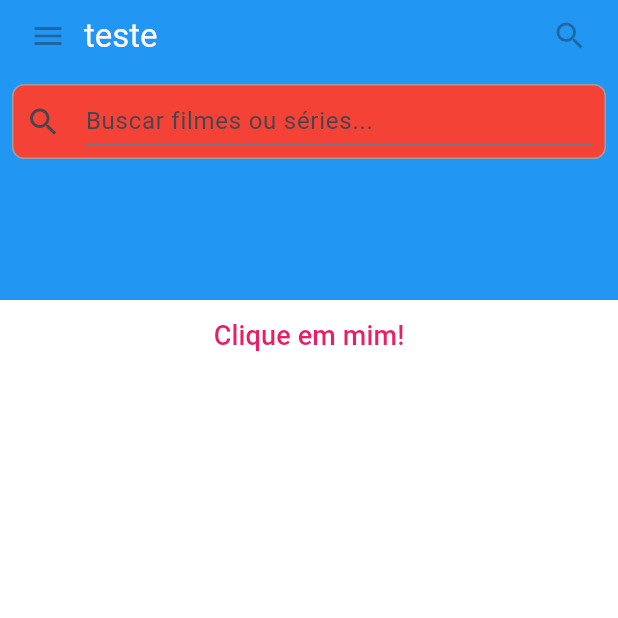
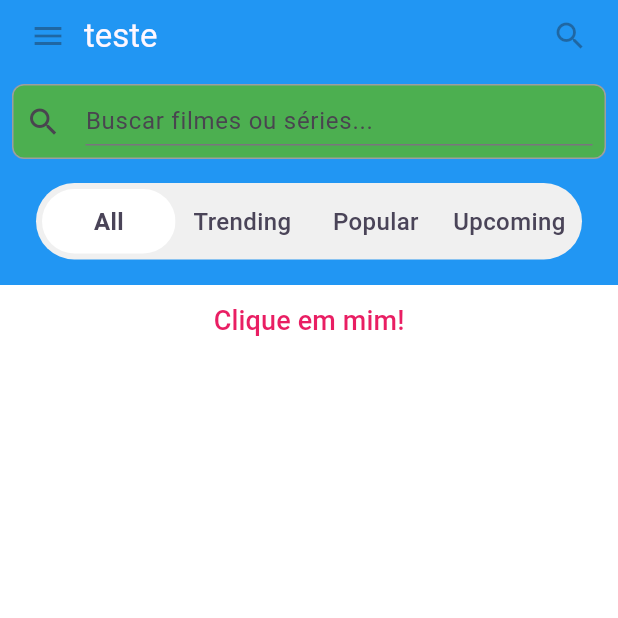
Before and after one commit to doda-s/aiyur-app, a Flutter app: the screen it shows after launch, on a phone screen of 412 x 824 dp, the top half of it. Run offline on Flutter 3.47's test engine with Material 3 defaults, Android fonts, the phone set to English and light mode, and no system bars.

Commit message:
feat: home page

```diff
--- a/lib/main.dart
+++ b/lib/main.dart
@@ -1,5 +1,6 @@
-// import 'package:aiyurapp/widgets/search_bar.dart';
+import 'package:aiyurapp/widgets/category_selector.dart';
 import 'package:aiyurapp/widgets/search_bar.dart';
+import 'package:flutter/foundation.dart';
 import 'package:flutter/material.dart';
 
 void main() {
@@ -47,7 +48,7 @@ class TopAppBar extends StatelessWidget {
   @override
   Widget build(BuildContext context) {
     return Container(
-      height: 200, // in logical pixels
+      height: 190, // in logical pixels
       padding: const EdgeInsets.symmetric(horizontal: 8),
       decoration: BoxDecoration(color: Colors.blue[500]),
       // Row is a horizontal, linear layout.
@@ -73,6 +74,7 @@ class TopAppBar extends StatelessWidget {
           ),
           const SizedBox(height: 8),
           const SearchBarWidget(),
+          const CategorySelector(),
         ],
       ),
     );
@@ -97,9 +99,7 @@ class PageContent extends StatelessWidget {
                       .titleLarge,
             ),
           ),
-          Center(
-            child: ClickableText(),
-          ),
+          Center(child: ClickableText()),
         ],
       ),
     );
--- /dev/null
+++ b/lib/widgets/category_selector.dart
@@ -0,0 +1,67 @@
+import 'package:flutter/material.dart';
+
+class CategorySelector extends StatefulWidget {
+  const CategorySelector({super.key});
+
+  @override
+  State<CategorySelector> createState() => _CategorySelectorState();
+}
+
+class _CategorySelectorState extends State<CategorySelector> {
+  int _selectedIndex = 0;
+
+  // TODO: ver como passar esses valores como refencia para poder trocar os filmes/series que aparecem na tela
+  final List<String> categories = [
+    "All",
+    "Trending",
+    "Popular",
+    "Upcoming",
+  ];
+
+  @override
+  Widget build(BuildContext context) {
+    return Container(
+      margin: const EdgeInsets.all(16),
+      padding: const EdgeInsets.all(4),
+      decoration: BoxDecoration(
+        color: const Color(0xFFF0F0F0), // cinza claro do fundo
+        borderRadius: BorderRadius.circular(32),
+      ),
+      child: Row(
+        mainAxisAlignment: MainAxisAlignment.spaceBetween,
+        children: List.generate(categories.length, (index) {
+          final isSelected = _selectedIndex == index;
+
+          return Expanded(
+            child: GestureDetector(
+              onTap: () {
+                setState(() {
+                  _selectedIndex = index;
+                });
+              },
+              child: AnimatedContainer(
+                duration: const Duration(milliseconds: 250),
+                curve: Curves.easeInOut,
+                padding: const EdgeInsets.symmetric(vertical: 10),
+                decoration: BoxDecoration(
+                  color: isSelected ? Colors.white : Color(0xFFF0F0F0),
+                  borderRadius: BorderRadius.circular(32),
+                ),
+                child: Center(
+                  child: Text(
+                    categories[index],
+                    style: TextStyle(
+                      color: const Color(0xFF4A4458),
+                      fontWeight: isSelected ? FontWeight.bold : FontWeight.w500,
+                      fontSize: 16,
+                    ),
+                  ),
+                ),
+              ),
+            ),
+          );
+        }),
+      ),
+    );
+  }
+}
--- a/lib/widgets/search_bar.dart
+++ b/lib/widgets/search_bar.dart
@@ -24,7 +24,7 @@ class _SearchBarWidgetState extends State<SearchBarWidget> {
       height: 50,
       // color: Colors.red,
       decoration: BoxDecoration(
-        color: Colors.red,
+        color: Colors.green,
         border: Border.all(color: Colors.grey, width: 1),
         borderRadius: const BorderRadius.all(Radius.circular(8.0)),
       ),
```
Also changed, not shown: lib/widgets/movie_card.dart (added).
